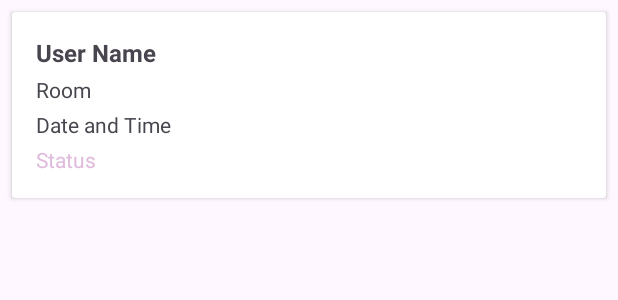
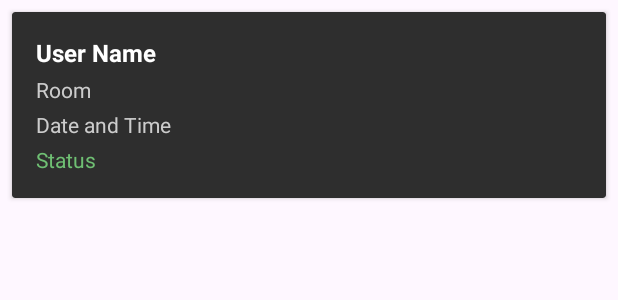
Before and after one commit to engNesta/SpacesbyYG, an Android app: the layout booking_item.xml on its own in the app's theme, with its tools: preview values and no code run, on a phone screen of 412 x 824 dp. Shown: the top 300 px of the screen. Run offline under Robolectric (Android 15) with nearby library versions, the phone set to English and light mode, and no system bars.

Commit message:
- I made changes to user info page
- Changed the color scheme for "Back to time and calendar" button
- Changed the color scheme for admin_portal UI to fit the theme for the project.
- Changed the color scheme for booking_item UI to fit the theme for the project.

```diff
--- a/app/src/main/res/layout/booking_item.xml
+++ b/app/src/main/res/layout/booking_item.xml
@@ -6,7 +6,8 @@
     android:layout_margin="8dp"
     android:elevation="4dp"
     android:clickable="true"
-    android:focusable="true">
+    android:focusable="true"
+    android:backgroundTint="#2E2E2E"> <!-- Dark background for card -->
 
     <LinearLayout
         android:layout_width="match_parent"
@@ -21,7 +22,8 @@
             android:layout_height="wrap_content"
             android:text="User Name"
             android:textStyle="bold"
-            android:textSize="16sp" />
+            android:textSize="16sp"
+            android:textColor="#FFFFFF" /> <!-- White text -->
 
         <!-- Room -->
         <TextView
@@ -30,7 +32,8 @@
             android:layout_height="wrap_content"
             android:text="Room"
             android:textSize="14sp"
-            android:layout_marginTop="4dp" />
+            android:layout_marginTop="4dp"
+            android:textColor="#CCCCCC" /> <!-- Light gray text -->
 
         <!-- Date and Time -->
         <TextView
@@ -39,17 +42,18 @@
             android:layout_height="wrap_content"
             android:text="Date and Time"
             android:textSize="14sp"
-            android:layout_marginTop="4dp" />
+            android:layout_marginTop="4dp"
+            android:textColor="#CCCCCC" /> <!-- Light gray text -->
 
-        <!-- Status -->
+        <!-- Status with green color for accent -->
         <TextView
             android:id="@+id/statusTextView"
             android:layout_width="wrap_content"
             android:layout_height="wrap_content"
             android:text="Status"
             android:textSize="14sp"
-            android:textColor="@color/material_dynamic_tertiary80"
-            android:layout_marginTop="4dp" />
+            android:layout_marginTop="4dp"
+            android:textColor="#6FBF73" /> <!-- Green text for status -->
 
     </LinearLayout>
 
```
